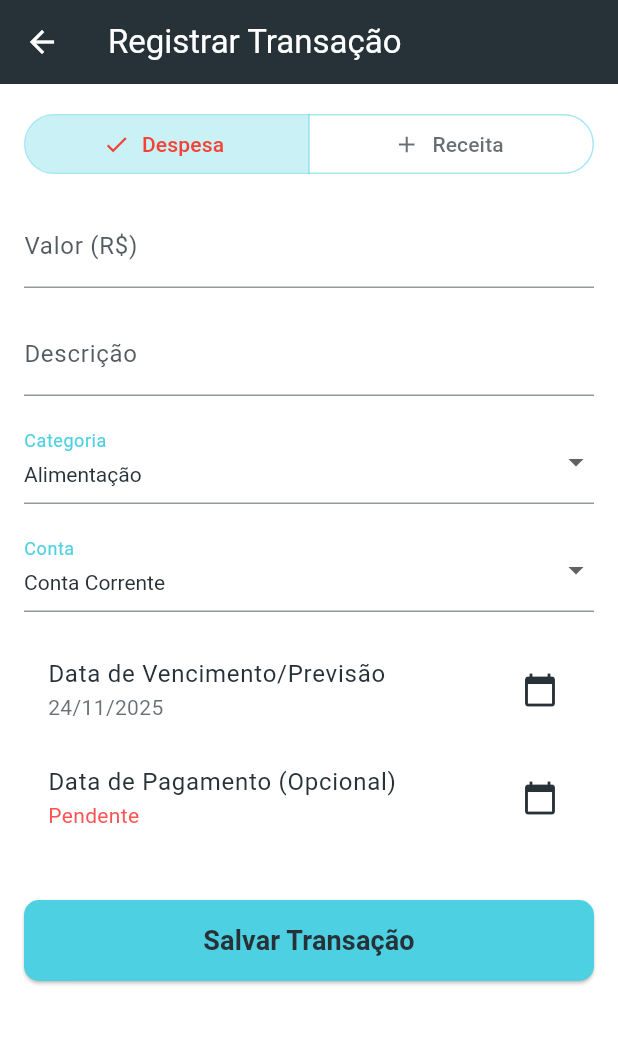
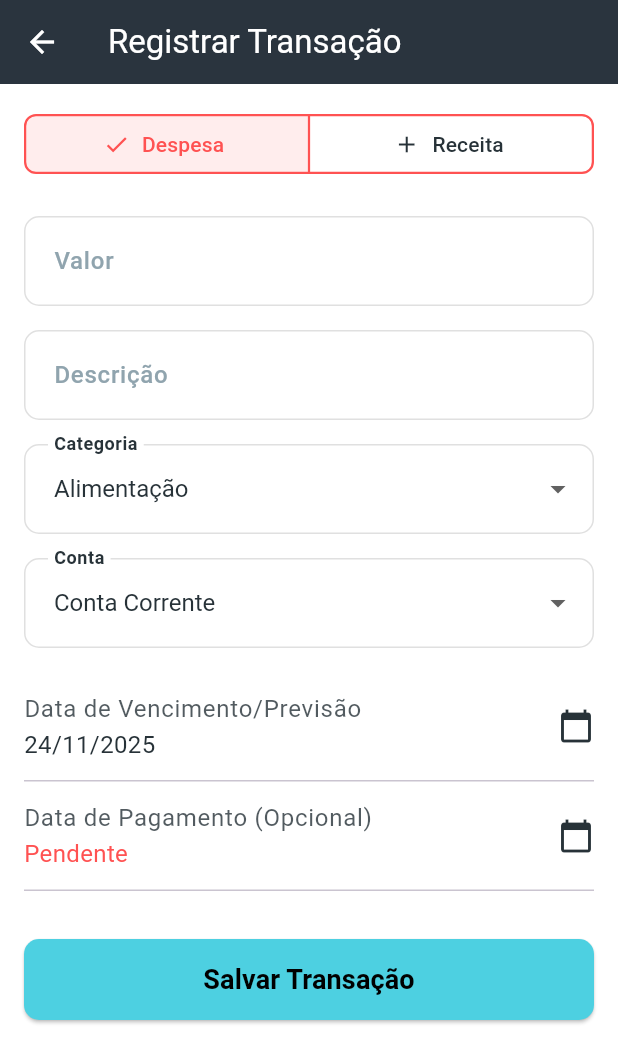
Before and after one commit to InaDdevs/finance-management, a Flutter app: the TransactionFormScreen screen opened by its route, on a phone screen of 412 x 824 dp. Shown: the top 1063 px of the screen. Run offline on Flutter 3.47's test engine with Material 3 defaults, Android fonts, the phone set to English and light mode, and no system bars; our stand-ins replace fl_chart, shared_preferences, sqflite; accounts and stored records are empty.

Commit message:
Tela de transaction_form_screen atualizada

```diff
--- a/lib/features/transactions/transaction_form_screen.dart
+++ b/lib/features/transactions/transaction_form_screen.dart
@@ -1,4 +1,3 @@
-
 import 'package:flutter/material.dart';
 import 'package:intl/intl.dart';
 import 'package:provider/provider.dart';
@@ -7,8 +6,11 @@ import '../../models/transaction_model.dart';
 
 const Color _primaryColor = Color(0xFF273238);
 const Color _secondaryColor = Color(0xFF4DD0E1);
-const Color _accentColor = Color(0xFF273238);
+const Color _accentColor = Color(0xFF90A4AE);
 const Color _backgroundColor = Color(0xFFFFFFFF);
+
+const Color _expenseColor = Colors.redAccent;
+const Color _incomeColor = Colors.greenAccent;
 
 class TransactionFormScreen extends StatefulWidget {
   const TransactionFormScreen({super.key});
@@ -49,8 +51,9 @@ class _TransactionFormScreenState extends State<TransactionFormScreen> {
               primary: _primaryColor,
               onPrimary: Colors.white,
               surface: _backgroundColor,
-              onSurface: _accentColor,
-            ), dialogTheme: const DialogThemeData(backgroundColor: _backgroundColor),
+              onSurface: _primaryColor,
+            ),
+            dialogTheme: DialogThemeData(backgroundColor: _backgroundColor),
           ),
           child: child!,
         );
@@ -101,33 +104,78 @@ class _TransactionFormScreenState extends State<TransactionFormScreen> {
     super.dispose();
   }
 
-  InputDecoration _customInputDecoration({required String labelText, String? prefixText}) {
+  InputDecoration _customInputDecoration({
+    required String labelText,
+    String? prefixText,
+    Widget? suffixIcon,
+  }) {
+    const Color borderColor = Color(0xFFE0E0E0);
+
     return InputDecoration(
       labelText: labelText,
       prefixText: prefixText,
-      labelStyle: TextStyle(color: _accentColor.withOpacity(0.8)),
-      floatingLabelStyle: const TextStyle(color: _secondaryColor),
-      border: const UnderlineInputBorder(
-        borderSide: BorderSide(color: Colors.grey),
+      labelStyle: const TextStyle(color: _accentColor, fontWeight: FontWeight.w500),
+      floatingLabelStyle: const TextStyle(color: _primaryColor, fontWeight: FontWeight.bold),
+      suffixIcon: suffixIcon,
+
+      filled: true,
+      fillColor: Colors.white,
+      contentPadding: const EdgeInsets.symmetric(vertical: 18.0, horizontal: 16.0),
+
+      border: OutlineInputBorder(
+        borderRadius: BorderRadius.circular(10),
+        borderSide: const BorderSide(color: borderColor, width: 1.0),
       ),
-      enabledBorder: UnderlineInputBorder(
-        borderSide: BorderSide(color: _accentColor.withOpacity(0.5)),
+      enabledBorder: OutlineInputBorder(
+        borderRadius: BorderRadius.circular(10),
+        borderSide: const BorderSide(color: borderColor, width: 1.0),
       ),
-      focusedBorder: const UnderlineInputBorder(
-        borderSide: BorderSide(color: _secondaryColor, width: 2.0),
+      focusedBorder: OutlineInputBorder(
+        borderRadius: BorderRadius.circular(10),
+        borderSide: const BorderSide(color: _secondaryColor, width: 2.0),
       ),
+      errorBorder: OutlineInputBorder(
+        borderRadius: BorderRadius.circular(10),
+        borderSide: const BorderSide(color: Colors.red, width: 1.5),
+      ),
+    );
+  }
+
+  ButtonStyle _getSegmentedButtonStyle(TransactionType currentType) {
+    return ButtonStyle(
+      foregroundColor: WidgetStateProperty.resolveWith<Color>((Set<WidgetState> states) {
+        if (states.contains(WidgetState.selected)) {
+          return currentType == TransactionType.despesa ? _expenseColor : _incomeColor;
+        }
+        return _primaryColor;
+      }),
+      backgroundColor: WidgetStateProperty.resolveWith<Color>((Set<WidgetState> states) {
+        if (states.contains(WidgetState.selected)) {
+          return currentType == TransactionType.despesa ? _expenseColor.withOpacity(0.1) : _incomeColor.withOpacity(0.1);
+        }
+        return Colors.white;
+      }),
+      side: WidgetStateProperty.resolveWith<BorderSide>((Set<WidgetState> states) {
+        if (states.contains(WidgetState.selected)) {
+          return BorderSide(color: currentType == TransactionType.despesa ? _expenseColor : _incomeColor, width: 1.5);
+        }
+        return const BorderSide(color: Color(0xFFE0E0E0), width: 1.0);
+      }),
+      shape: WidgetStateProperty.all(RoundedRectangleBorder(borderRadius: BorderRadius.circular(8))),
     );
   }
 
   @override
   Widget build(BuildContext context) {
+    final currentSegmentStyle = _getSegmentedButtonStyle(_type);
+
     return Scaffold(
       backgroundColor: _backgroundColor,
       appBar: AppBar(
         title: const Text('Registrar Transação', style: TextStyle(color: Colors.white)),
         backgroundColor: _primaryColor,
         foregroundColor: Colors.white,
-        elevation: 0,
+        elevation: 1,
       ),
       body: Form(
         key: _formKey,
@@ -154,82 +202,80 @@ class _TransactionFormScreenState extends State<TransactionFormScreen> {
                   _category = _type == TransactionType.despesa ? _expenseCategories[0] : _revenueCategories[0];
                 });
               },
-              style: ButtonStyle(
-                foregroundColor: WidgetStateProperty.resolveWith<Color>((Set<WidgetState> states) {
-                  if (states.contains(WidgetState.selected)) {
-                    return _type == TransactionType.despesa ? Colors.red : Colors.green;
-                  }
-                  return _accentColor.withOpacity(0.7);
-                }),
-                backgroundColor: WidgetStateProperty.resolveWith<Color>((Set<WidgetState> states) {
-                  if (states.contains(WidgetState.selected)) {
-                    return _secondaryColor.withOpacity(0.3);
-                  }
-                  return _backgroundColor;
-                }),
-                side: WidgetStateProperty.all(BorderSide(color: _secondaryColor.withOpacity(0.5))),
-              ),
+              style: currentSegmentStyle,
+              emptySelectionAllowed: false,
             ),
+            const SizedBox(height: 24),
 
-            const SizedBox(height: 16),
             TextFormField(
               controller: _valueController,
-              decoration: _customInputDecoration(labelText: 'Valor (R\$)', prefixText: 'R\$ '),
               keyboardType: const TextInputType.numberWithOptions(decimal: true),
-              style: const TextStyle(color: _accentColor),
+              decoration: _customInputDecoration(labelText: 'Valor', prefixText: 'R\$ '),
+              style: const TextStyle(color: _primaryColor, fontSize: 16),
               validator: (value) => (value == null || value.isEmpty) ? 'Campo obrigatório' : null,
             ),
             const SizedBox(height: 16),
+
             TextFormField(
               controller: _descriptionController,
               decoration: _customInputDecoration(labelText: 'Descrição'),
-              style: const TextStyle(color: _accentColor),
+              style: const TextStyle(color: _primaryColor, fontSize: 16),
               validator: (value) => (value == null || value.isEmpty) ? 'Campo obrigatório' : null,
             ),
             const SizedBox(height: 16),
+
             DropdownButtonFormField<String>(
               value: _category,
               decoration: _customInputDecoration(labelText: 'Categoria'),
               dropdownColor: _backgroundColor,
-              style: const TextStyle(color: _accentColor),
+              style: const TextStyle(color: _primaryColor, fontSize: 16),
               items: (_type == TransactionType.despesa ? _expenseCategories : _revenueCategories)
-                  .map((cat) => DropdownMenuItem(value: cat, child: Text(cat, style: const TextStyle(color: _accentColor))))
+                  .map((cat) => DropdownMenuItem(value: cat, child: Text(cat, style: const TextStyle(color: _primaryColor))))
                   .toList(),
               onChanged: (value) => setState(() => _category = value!),
             ),
             const SizedBox(height: 16),
+
             DropdownButtonFormField<String>(
               value: _account,
               decoration: _customInputDecoration(labelText: 'Conta'),
               dropdownColor: _backgroundColor,
-              style: const TextStyle(color: _accentColor),
+              style: const TextStyle(color: _primaryColor, fontSize: 16),
               items: _accounts
-                  .map((acc) => DropdownMenuItem(value: acc, child: Text(acc, style: const TextStyle(color: _accentColor))))
+                  .map((acc) => DropdownMenuItem(value: acc, child: Text(acc, style: const TextStyle(color: _primaryColor))))
                   .toList(),
               onChanged: (value) => setState(() => _account = value!),
             ),
             const SizedBox(height: 16),
+
             ListTile(
-              title: const Text('Data de Vencimento/Previsão', style: TextStyle(color: _accentColor)),
-              subtitle: Text(DateFormat('dd/MM/yyyy').format(_dueDate), style: TextStyle(color: _accentColor.withOpacity(0.7))),
+              contentPadding: EdgeInsets.zero,
+              title: Text('Data de Vencimento/Previsão', style: TextStyle(color: _primaryColor.withOpacity(0.8))),
+              subtitle: Text(DateFormat('dd/MM/yyyy').format(_dueDate), style: const TextStyle(color: _primaryColor, fontSize: 16)),
               trailing: const Icon(Icons.calendar_today, color: _primaryColor),
               onTap: () => _selectDate(context),
             ),
+            const Divider(height: 1),
+
             ListTile(
-              title: const Text('Data de Pagamento (Opcional)', style: TextStyle(color: _accentColor)),
+              contentPadding: EdgeInsets.zero,
+              title: Text('Data de Pagamento (Opcional)', style: TextStyle(color: _primaryColor.withOpacity(0.8))),
               subtitle: Text(_paymentDate == null
                   ? 'Pendente'
                   : DateFormat('dd/MM/yyyy').format(_paymentDate!),
-                  style: TextStyle(color: _paymentDate == null ? Colors.redAccent : _accentColor.withOpacity(0.7))),
+                  style: TextStyle(color: _paymentDate == null ? _expenseColor : _primaryColor, fontSize: 16)),
               trailing: const Icon(Icons.calendar_today, color: _primaryColor),
               onTap: () => _selectDate(context, isPaymentDate: true),
             ),
+            const Divider(height: 1),
+
             const SizedBox(height: 32),
+
             ElevatedButton(
               onPressed: _saveTransaction,
               style: ElevatedButton.styleFrom(
                 backgroundColor: _secondaryColor,
-                foregroundColor: _primaryColor,
+                foregroundColor: Colors.black,
                 padding: const EdgeInsets.symmetric(vertical: 14.0),
                 shape: RoundedRectangleBorder(
                   borderRadius: BorderRadius.circular(10),
```
Also changed, not shown: lib/features/transactions/accounts_payable_screen.dart (+28 -34 lines).
